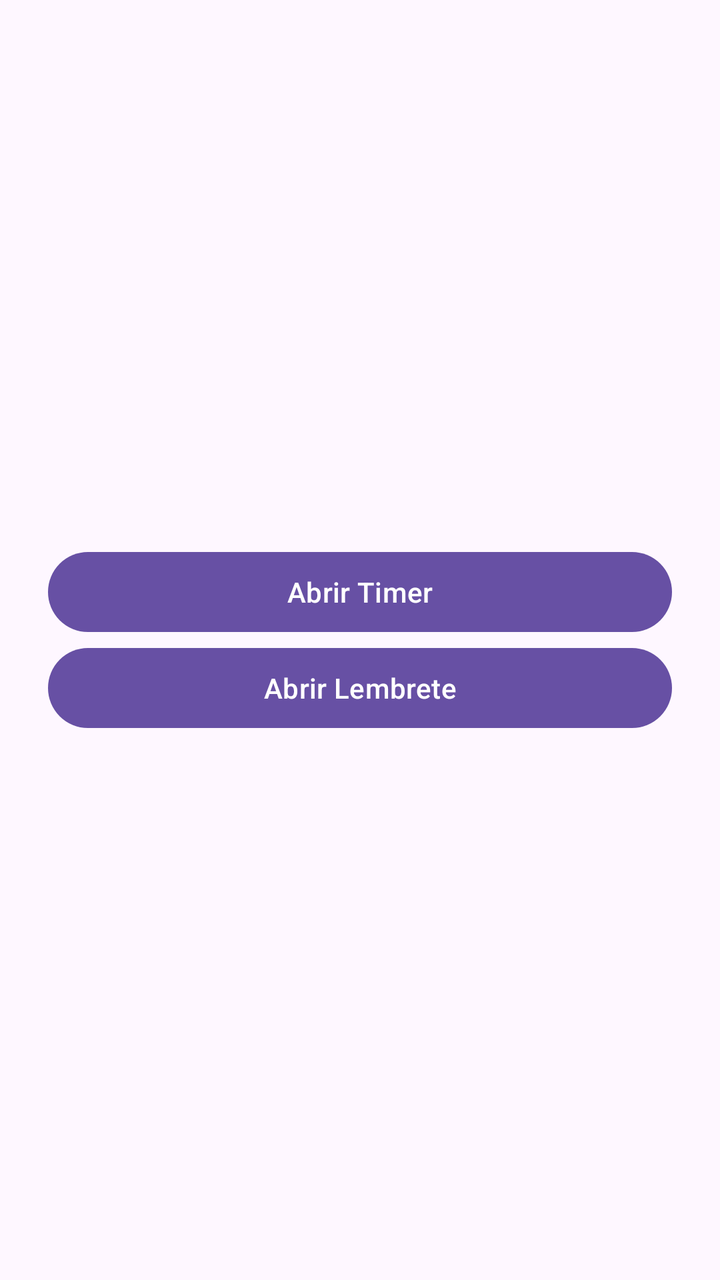
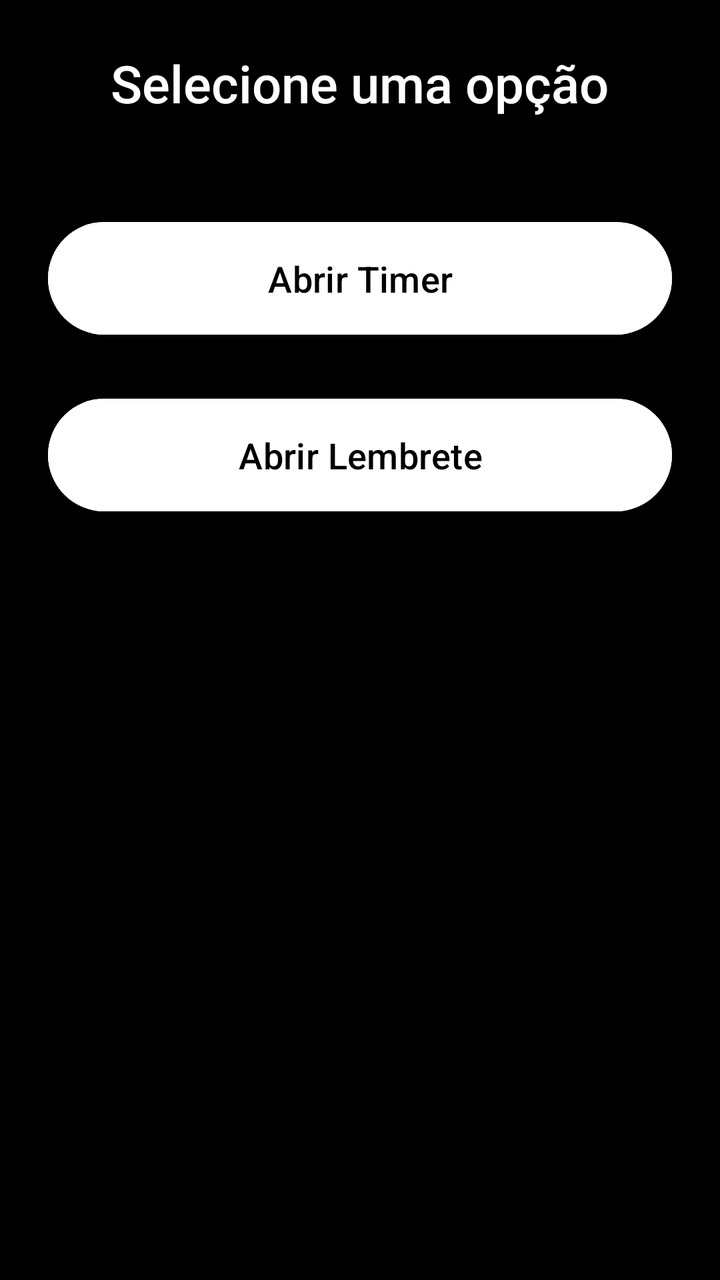

The first picture is an Android layout as it rendered before a commit; the second is the same layout after the commit. The layout source and the unified diff follow.
<!-- AndroidManifest.xml: application theme Theme.PushNotification -->
<!-- res/layout/activity_main.xml -->
<LinearLayout xmlns:android="http://schemas.android.com/apk/res/android"
    android:id="@+id/main"
    android:layout_width="match_parent"
    android:layout_height="match_parent"
    android:orientation="vertical"
    android:padding="24dp"
    android:gravity="center">

    <Button
        android:id="@+id/btnAbrirTimer"
        android:layout_width="match_parent"
        android:layout_height="wrap_content"
        android:text="@string/abrir_cronometro" />

    <Button
        android:id="@+id/btnAbrirLembrete"
        android:layout_width="match_parent"
        android:layout_height="wrap_content"
        android:text="@string/abrir_lembrete" />

</LinearLayout>
<!-- resources referenced by this layout -->
<resources>
  <string name="abrir_cronometro">Abrir Timer</string>
  <string name="abrir_lembrete">Abrir Lembrete</string>
  <style name="Theme.PushNotification" parent="Base.Theme.PushNotification" />
  <style name="Base.Theme.PushNotification" parent="Theme.Material3.DayNight.NoActionBar">
          
          
      </style>
</resources>

<!-- the commit's change to res/layout/activity_main.xml (unified diff, before → after) -->
@@ -1,21 +1,45 @@
-<LinearLayout xmlns:android="http://schemas.android.com/apk/res/android"
-    android:id="@+id/main"
+<?xml version="1.0" encoding="utf-8"?>
+<LinearLayout
+    xmlns:android="http://schemas.android.com/apk/res/android"
     android:layout_width="match_parent"
     android:layout_height="match_parent"
     android:orientation="vertical"
+    android:background="#000000"
     android:padding="24dp"
-    android:gravity="center">
+    android:gravity="center_horizontal">
+
+    <TextView
+        android:layout_width="wrap_content"
+        android:layout_height="wrap_content"
+        android:text="Selecione uma opção"
+        android:textSize="26sp"
+        android:textColor="#FFFFFF"
+        android:fontFamily="sans-serif-medium"
+        android:layout_marginBottom="48dp"/>
 
     <Button
         android:id="@+id/btnAbrirTimer"
         android:layout_width="match_parent"
         android:layout_height="wrap_content"
-        android:text="@string/abrir_cronometro" />
+        android:text="Abrir Timer"
+        android:backgroundTint="#FFFFFF"
+        android:textColor="#000000"
+        android:fontFamily="sans-serif-medium"
+        android:textSize="18sp"
+        android:layout_marginBottom="24dp"
+        android:elevation="6dp"
+        android:padding="16dp"/>
 
     <Button
         android:id="@+id/btnAbrirLembrete"
         android:layout_width="match_parent"
         android:layout_height="wrap_content"
-        android:text="@string/abrir_lembrete" />
+        android:text="Abrir Lembrete"
+        android:backgroundTint="#FFFFFF"
+        android:textColor="#000000"
+        android:fontFamily="sans-serif-medium"
+        android:textSize="18sp"
+        android:elevation="6dp"
+        android:padding="16dp"/>
 
 </LinearLayout>
<!-- resource entries referenced after the edit -->
@@ -1,7 +1,5 @@
 <!-- resources referenced by this layout -->
 <resources>
-  <string name="abrir_cronometro">Abrir Timer</string>
-  <string name="abrir_lembrete">Abrir Lembrete</string>
   <style name="Theme.PushNotification" parent="Base.Theme.PushNotification" />
   <style name="Base.Theme.PushNotification" parent="Theme.Material3.DayNight.NoActionBar">
           
